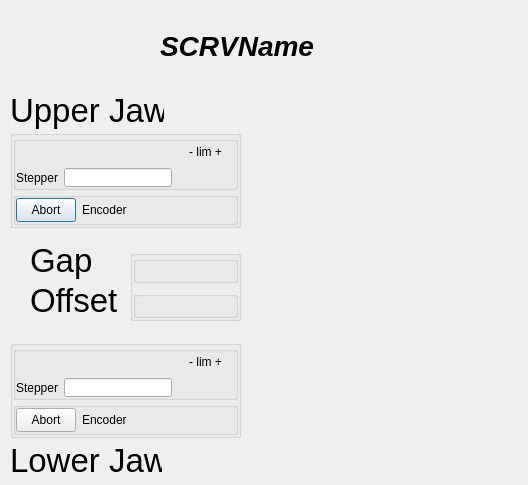
mrosanes/LTBScrapersGUI, file ui/SCRV.ui: the form before one commit.
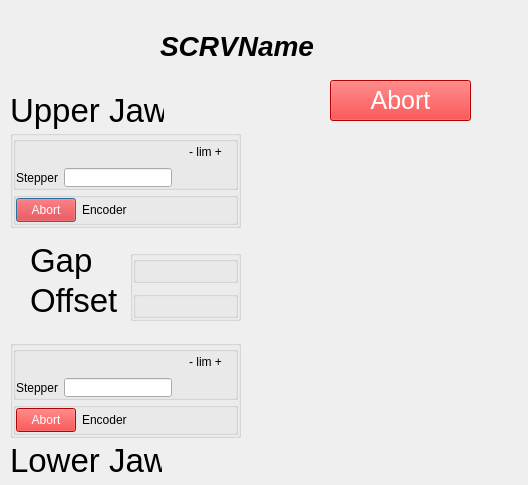
The form after the commit. Icons and pictures are not drawn. Custom widgets are drawn as their Qt base class.

Commit message: added a generic ABORT button for the two real stepper motors

```diff
--- a/ui/SCRV.ui
+++ b/ui/SCRV.ui
@@ -325,6 +325,367 @@
              <height>25</height>
             </size>
            </property>
+           <property name="palette" >
+            <palette>
+             <active>
+              <colorrole role="WindowText" >
+               <brush brushstyle="SolidPattern" >
+                <color alpha="255" >
+                 <red>0</red>
+                 <green>0</green>
+                 <blue>0</blue>
+                </color>
+               </brush>
+              </colorrole>
+              <colorrole role="Button" >
+               <brush brushstyle="SolidPattern" >
+                <color alpha="255" >
+                 <red>255</red>
+                 <green>0</green>
+                 <blue>0</blue>
+                </color>
+               </brush>
+              </colorrole>
+              <colorrole role="Light" >
+               <brush brushstyle="SolidPattern" >
+                <color alpha="255" >
+                 <red>255</red>
+                 <green>127</green>
+                 <blue>127</blue>
+                </color>
+               </brush>
+              </colorrole>
+              <colorrole role="Midlight" >
+               <brush brushstyle="SolidPattern" >
+                <color alpha="255" >
+                 <red>255</red>
+                 <green>63</green>
+                 <blue>63</blue>
+                </color>
+               </brush>
+              </colorrole>
+              <colorrole role="Dark" >
+               <brush brushstyle="SolidPattern" >
+                <color alpha="255" >
+                 <red>127</red>
+                 <green>0</green>
+                 <blue>0</blue>
+                </color>
+               </brush>
+              </colorrole>
+              <colorrole role="Mid" >
+               <brush brushstyle="SolidPattern" >
+                <color alpha="255" >
+                 <red>170</red>
+                 <green>0</green>
+                 <blue>0</blue>
+                </color>
+               </brush>
+              </colorrole>
+              <colorrole role="Text" >
+               <brush brushstyle="SolidPattern" >
+                <color alpha="255" >
+                 <red>0</red>
+                 <green>0</green>
+                 <blue>0</blue>
+                </color>
+               </brush>
+              </colorrole>
+              <colorrole role="BrightText" >
+               <brush brushstyle="SolidPattern" >
+                <color alpha="255" >
+                 <red>255</red>
+                 <green>255</green>
+                 <blue>255</blue>
+                </color>
+               </brush>
+              </colorrole>
+              <colorrole role="ButtonText" >
+               <brush brushstyle="SolidPattern" >
+                <color alpha="255" >
+                 <red>255</red>
+                 <green>255</green>
+                 <blue>255</blue>
+                </color>
+               </brush>
+              </colorrole>
+              <colorrole role="Base" >
+               <brush brushstyle="SolidPattern" >
+                <color alpha="255" >
+                 <red>255</red>
+                 <green>255</green>
+                 <blue>255</blue>
+                </color>
+               </brush>
+              </colorrole>
+              <colorrole role="Window" >
+               <brush brushstyle="SolidPattern" >
+                <color alpha="255" >
+                 <red>255</red>
+                 <green>0</green>
+                 <blue>0</blue>
+                </color>
+               </brush>
+              </colorrole>
+              <colorrole role="Shadow" >
+               <brush brushstyle="SolidPattern" >
+                <color alpha="255" >
+                 <red>0</red>
+                 <green>0</green>
+                 <blue>0</blue>
+                </color>
+               </brush>
+              </colorrole>
+              <colorrole role="AlternateBase" >
+               <brush brushstyle="SolidPattern" >
+                <color alpha="255" >
+                 <red>255</red>
+                 <green>127</green>
+                 <blue>127</blue>
+                </color>
+               </brush>
+              </colorrole>
+             </active>
+             <inactive>
+              <colorrole role="WindowText" >
+               <brush brushstyle="SolidPattern" >
+                <color alpha="255" >
+                 <red>0</red>
+                 <green>0</green>
+                 <blue>0</blue>
+                </color>
+               </brush>
+              </colorrole>
+              <colorrole role="Button" >
+               <brush brushstyle="SolidPattern" >
+                <color alpha="255" >
+                 <red>255</red>
+                 <green>0</green>
+                 <blue>0</blue>
+                </color>
+               </brush>
+              </colorrole>
+              <colorrole role="Light" >
+               <brush brushstyle="SolidPattern" >
+                <color alpha="255" >
+                 <red>255</red>
+                 <green>127</green>
+                 <blue>127</blue>
+                </color>
+               </brush>
+              </colorrole>
+              <colorrole role="Midlight" >
+               <brush brushstyle="SolidPattern" >
+                <color alpha="255" >
+                 <red>255</red>
+                 <green>63</green>
+                 <blue>63</blue>
+                </color>
+               </brush>
+              </colorrole>
+              <colorrole role="Dark" >
+               <brush brushstyle="SolidPattern" >
+                <color alpha="255" >
+                 <red>127</red>
+                 <green>0</green>
+                 <blue>0</blue>
+                </color>
+               </brush>
+              </colorrole>
+              <colorrole role="Mid" >
+               <brush brushstyle="SolidPattern" >
+                <color alpha="255" >
+                 <red>170</red>
+                 <green>0</green>
+                 <blue>0</blue>
+                </color>
+               </brush>
+              </colorrole>
+              <colorrole role="Text" >
+               <brush brushstyle="SolidPattern" >
+                <color alpha="255" >
+                 <red>0</red>
+                 <green>0</green>
+                 <blue>0</blue>
+                </color>
+               </brush>
+              </colorrole>
+              <colorrole role="BrightText" >
+               <brush brushstyle="SolidPattern" >
+                <color alpha="255" >
+                 <red>255</red>
+                 <green>255</green>
+                 <blue>255</blue>
+                </color>
+               </brush>
+              </colorrole>
+              <colorrole role="ButtonText" >
+               <brush brushstyle="SolidPattern" >
+                <color alpha="255" >
+                 <red>255</red>
+                 <green>255</green>
+                 <blue>255</blue>
+                </color>
+               </brush>
+              </colorrole>
+              <colorrole role="Base" >
+               <brush brushstyle="SolidPattern" >
+                <color alpha="255" >
+                 <red>255</red>
+                 <green>255</green>
+                 <blue>255</blue>
+                </color>
+               </brush>
+              </colorrole>
+              <colorrole role="Window" >
+               <brush brushstyle="SolidPattern" >
+                <color alpha="255" >
+                 <red>255</red>
+                 <green>0</green>
+                 <blue>0</blue>
+                </color>
+               </brush>
+              </colorrole>
+              <colorrole role="Shadow" >
+               <brush brushstyle="SolidPattern" >
+                <color alpha="255" >
+                 <red>0</red>
+                 <green>0</green>
+                 <blue>0</blue>
+                </color>
+               </brush>
+              </colorrole>
+              <colorrole role="AlternateBase" >
+               <brush brushstyle="SolidPattern" >
+                <color alpha="255" >
+                 <red>255</red>
+                 <green>127</green>
+                 <blue>127</blue>
+                </color>
+               </brush>
+              </colorrole>
+             </inactive>
+             <disabled>
+              <colorrole role="WindowText" >
+               <brush brushstyle="SolidPattern" >
+                <color alpha="255" >
+                 <red>127</red>
+                 <green>0</green>
+                 <blue>0</blue>
+                </color>
+               </brush>
+              </colorrole>
+              <colorrole role="Button" >
+               <brush brushstyle="SolidPattern" >
+                <color alpha="255" >
+                 <red>255</red>
+                 <green>0</green>
+                 <blue>0</blue>
+                </color>
+               </brush>
+              </colorrole>
+              <colorrole role="Light" >
+               <brush brushstyle="SolidPattern" >
+                <color alpha="255" >
+                 <red>255</red>
+                 <green>127</green>
+                 <blue>127</blue>
+                </color>
+               </brush>
+              </colorrole>
+              <colorrole role="Midlight" >
+               <brush brushstyle="SolidPattern" >
+                <color alpha="255" >
+                 <red>255</red>
+                 <green>63</green>
+                 <blue>63</blue>
+                </color>
+               </brush>
+              </colorrole>
+              <colorrole role="Dark" >
+               <brush brushstyle="SolidPattern" >
+                <color alpha="255" >
+                 <red>127</red>
+                 <green>0</green>
+                 <blue>0</blue>
+                </color>
+               </brush>
+              </colorrole>
+              <colorrole role="Mid" >
+               <brush brushstyle="SolidPattern" >
+                <color alpha="255" >
+                 <red>170</red>
+                 <green>0</green>
+                 <blue>0</blue>
+                </color>
+               </brush>
+              </colorrole>
+              <colorrole role="Text" >
+               <brush brushstyle="SolidPattern" >
+                <color alpha="255" >
+                 <red>127</red>
+                 <green>0</green>
+                 <blue>0</blue>
+                </color>
+               </brush>
+              </colorrole>
+              <colorrole role="BrightText" >
+               <brush brushstyle="SolidPattern" >
+                <color alpha="255" >
+                 <red>255</red>
+                 <green>255</green>
+                 <blue>255</blue>
+                </color>
+               </brush>
+              </colorrole>
+              <colorrole role="ButtonText" >
+               <brush brushstyle="SolidPattern" >
+                <color alpha="255" >
+                 <red>127</red>
+                 <green>0</green>
+                 <blue>0</blue>
+                </color>
+               </brush>
+              </colorrole>
+              <colorrole role="Base" >
+               <brush brushstyle="SolidPattern" >
+                <color alpha="255" >
+                 <red>255</red>
+                 <green>0</green>
+                 <blue>0</blue>
+                </color>
+               </brush>
+              </colorrole>
+              <colorrole role="Window" >
+               <brush brushstyle="SolidPattern" >
+                <color alpha="255" >
+                 <red>255</red>
+                 <green>0</green>
+                 <blue>0</blue>
+                </color>
+               </brush>
+              </colorrole>
+              <colorrole role="Shadow" >
+               <brush brushstyle="SolidPattern" >
+                <color alpha="255" >
+                 <red>0</red>
+                 <green>0</green>
+                 <blue>0</blue>
+                </color>
+               </brush>
+              </colorrole>
+              <colorrole role="AlternateBase" >
+               <brush brushstyle="SolidPattern" >
+                <color alpha="255" >
+                 <red>255</red>
+                 <green>0</green>
+                 <blue>0</blue>
+                </color>
+               </brush>
+              </colorrole>
+             </disabled>
+            </palette>
+           </property>
            <property name="text" >
             <string>Abort</string>
            </property>
@@ -787,6 +1148,367 @@
              <height>25</height>
             </size>
            </property>
+           <property name="palette" >
+            <palette>
+             <active>
+              <colorrole role="WindowText" >
+               <brush brushstyle="SolidPattern" >
+                <color alpha="255" >
+                 <red>0</red>
+                 <green>0</green>
+                 <blue>0</blue>
+                </color>
+               </brush>
+              </colorrole>
+              <colorrole role="Button" >
+               <brush brushstyle="SolidPattern" >
+                <color alpha="255" >
+                 <red>255</red>
+                 <green>0</green>
+                 <blue>0</blue>
+                </color>
+               </brush>
+              </colorrole>
+              <colorrole role="Light" >
+               <brush brushstyle="SolidPattern" >
+                <color alpha="255" >
+                 <red>255</red>
+                 <green>127</green>
+                 <blue>127</blue>
+                </color>
+               </brush>
+              </colorrole>
+              <colorrole role="Midlight" >
+               <brush brushstyle="SolidPattern" >
+                <color alpha="255" >
+                 <red>255</red>
+                 <green>63</green>
+                 <blue>63</blue>
+                </color>
+               </brush>
+              </colorrole>
+              <colorrole role="Dark" >
+               <brush brushstyle="SolidPattern" >
+                <color alpha="255" >
+                 <red>127</red>
+                 <green>0</green>
+                 <blue>0</blue>
+                </color>
+               </brush>
+              </colorrole>
+              <colorrole role="Mid" >
+               <brush brushstyle="SolidPattern" >
+                <color alpha="255" >
+                 <red>170</red>
+                 <green>0</green>
+                 <blue>0</blue>
+                </color>
+               </brush>
+              </colorrole>
+              <colorrole role="Text" >
+               <brush brushstyle="SolidPattern" >
+                <color alpha="255" >
+                 <red>0</red>
+                 <green>0</green>
+                 <blue>0</blue>
+                </color>
+               </brush>
+              </colorrole>
+              <colorrole role="BrightText" >
+               <brush brushstyle="SolidPattern" >
+                <color alpha="255" >
+                 <red>255</red>
+                 <green>255</green>
+                 <blue>255</blue>
+                </color>
+               </brush>
+              </colorrole>
+              <colorrole role="ButtonText" >
+               <brush brushstyle="SolidPattern" >
+                <color alpha="255" >
+                 <red>255</red>
+                 <green>255</green>
+                 <blue>255</blue>
+                </color>
+               </brush>
+              </colorrole>
+              <colorrole role="Base" >
+               <brush brushstyle="SolidPattern" >
+                <color alpha="255" >
+                 <red>255</red>
+                 <green>255</green>
+                 <blue>255</blue>
+                </color>
+               </brush>
+              </colorrole>
+              <colorrole role="Window" >
+               <brush brushstyle="SolidPattern" >
+                <color alpha="255" >
+                 <red>255</red>
+                 <green>0</green>
+                 <blue>0</blue>
+                </color>
+               </brush>
+              </colorrole>
+              <colorrole role="Shadow" >
+               <brush brushstyle="SolidPattern" >
+                <color alpha="255" >
+                 <red>0</red>
+                 <green>0</green>
+                 <blue>0</blue>
+                </color>
+               </brush>
+              </colorrole>
+              <colorrole role="AlternateBase" >
+               <brush brushstyle="SolidPattern" >
+                <color alpha="255" >
+                 <red>255</red>
+                 <green>127</green>
+                 <blue>127</blue>
+                </color>
+               </brush>
+              </colorrole>
+             </active>
+             <inactive>
+              <colorrole role="WindowText" >
+               <brush brushstyle="SolidPattern" >
+                <color alpha="255" >
+                 <red>0</red>
+                 <green>0</green>
+                 <blue>0</blue>
+                </color>
+               </brush>
+              </colorrole>
+              <colorrole role="Button" >
+               <brush brushstyle="SolidPattern" >
+                <color alpha="255" >
+                 <red>255</red>
+                 <green>0</green>
+                 <blue>0</blue>
+                </color>
+               </brush>
+              </colorrole>
+              <colorrole role="Light" >
+               <brush brushstyle="SolidPattern" >
+                <color alpha="255" >
+                 <red>255</red>
+                 <green>127</green>
+                 <blue>127</blue>
+                </color>
+               </brush>
+              </colorrole>
+              <colorrole role="Midlight" >
+               <brush brushstyle="SolidPattern" >
+                <color alpha="255" >
+                 <red>255</red>
+                 <green>63</green>
+                 <blue>63</blue>
+                </color>
+               </brush>
+              </colorrole>
+              <colorrole role="Dark" >
+               <brush brushstyle="SolidPattern" >
+                <color alpha="255" >
+                 <red>127</red>
+                 <green>0</green>
+                 <blue>0</blue>
+                </color>
+               </brush>
+              </colorrole>
+              <colorrole role="Mid" >
+               <brush brushstyle="SolidPattern" >
+                <color alpha="255" >
+                 <red>170</red>
+                 <green>0</green>
+                 <blue>0</blue>
+                </color>
+               </brush>
+              </colorrole>
+              <colorrole role="Text" >
+               <brush brushstyle="SolidPattern" >
+                <color alpha="255" >
+                 <red>0</red>
+                 <green>0</green>
+                 <blue>0</blue>
+                </color>
+               </brush>
+              </colorrole>
+              <colorrole role="BrightText" >
+               <brush brushstyle="SolidPattern" >
+                <color alpha="255" >
+                 <red>255</red>
+                 <green>255</green>
+                 <blue>255</blue>
+                </color>
+               </brush>
+              </colorrole>
+              <colorrole role="ButtonText" >
+               <brush brushstyle="SolidPattern" >
+                <color alpha="255" >
+                 <red>255</red>
+                 <green>255</green>
+                 <blue>255</blue>
+                </color>
+               </brush>
+              </colorrole>
+              <colorrole role="Base" >
+               <brush brushstyle="SolidPattern" >
+                <color alpha="255" >
+                 <red>255</red>
+                 <green>255</green>
+                 <blue>255</blue>
+                </color>
+               </brush>
+              </colorrole>
+              <colorrole role="Window" >
+               <brush brushstyle="SolidPattern" >
+                <color alpha="255" >
+                 <red>255</red>
+                 <green>0</green>
+                 <blue>0</blue>
+                </color>
+               </brush>
+              </colorrole>
+              <colorrole role="Shadow" >
+               <brush brushstyle="SolidPattern" >
+                <color alpha="255" >
+                 <red>0</red>
+                 <green>0</green>
+                 <blue>0</blue>
+                </color>
+               </brush>
+              </colorrole>
+              <colorrole role="AlternateBase" >
+               <brush brushstyle="SolidPattern" >
+                <color alpha="255" >
+                 <red>255</red>
+                 <green>127</green>
+                 <blue>127</blue>
+                </color>
+               </brush>
+              </colorrole>
+             </inactive>
+             <disabled>
+              <colorrole role="WindowText" >
+               <brush brushstyle="SolidPattern" >
+                <color alpha="255" >
+                 <red>127</red>
+                 <green>0</green>
+                 <blue>0</blue>
+                </color>
+               </brush>
+              </colorrole>
+              <colorrole role="Button" >
+               <brush brushstyle="SolidPattern" >
+                <color alpha="255" >
+                 <red>255</red>
+                 <green>0</green>
+                 <blue>0</blue>
+                </color>
+               </brush>
+              </colorrole>
+              <colorrole role="Light" >
+               <brush brushstyle="SolidPattern" >
+                <color alpha="255" >
+                 <red>255</red>
+                 <green>127</green>
+                 <blue>127</blue>
+                </color>
+               </brush>
+              </colorrole>
+              <colorrole role="Midlight" >
+               <brush brushstyle="SolidPattern" >
+                <color alpha="255" >
+                 <red>255</red>
+                 <green>63</green>
+                 <blue>63</blue>
+                </color>
+               </brush>
+              </colorrole>
+              <colorrole role="Dark" >
+               <brush brushstyle="SolidPattern" >
+                <color alpha="255" >
+                 <red>127</red>
+                 <green>0</green>
+                 <blue>0</blue>
+                </color>
+               </brush>
+              </colorrole>
+              <colorrole role="Mid" >
+               <brush brushstyle="SolidPattern" >
+                <color alpha="255" >
+                 <red>170</red>
+                 <green>0</green>
+                 <blue>0</blue>
+                </color>
+               </brush>
+              </colorrole>
+              <colorrole role="Text" >
+               <brush brushstyle="SolidPattern" >
+                <color alpha="255" >
+                 <red>127</red>
+                 <green>0</green>
+                 <blue>0</blue>
+                </color>
+               </brush>
+              </colorrole>
+              <colorrole role="BrightText" >
+               <brush brushstyle="SolidPattern" >
+                <color alpha="255" >
+                 <red>255</red>
+                 <green>255</green>
+                 <blue>255</blue>
+                </color>
+               </brush>
+              </colorrole>
+              <colorrole role="ButtonText" >
+               <brush brushstyle="SolidPattern" >
+                <color alpha="255" >
+                 <red>127</red>
+                 <green>0</green>
+                 <blue>0</blue>
+                </color>
+               </brush>
+              </colorrole>
+              <colorrole role="Base" >
+               <brush brushstyle="SolidPattern" >
+                <color alpha="255" >
+                 <red>255</red>
+                 <green>0</green>
+                 <blue>0</blue>
+                </color>
+               </brush>
+              </colorrole>
+              <colorrole role="Window" >
+               <brush brushstyle="SolidPattern" >
+                <color alpha="255" >
+                 <red>255</red>
+                 <green>0</green>
+                 <blue>0</blue>
+                </color>
+               </brush>
+              </colorrole>
+              <colorrole role="Shadow" >
+               <brush brushstyle="SolidPattern" >
+                <color alpha="255" >
+                 <red>0</red>
+                 <green>0</green>
+                 <blue>0</blue>
+                </color>
+               </brush>
+              </colorrole>
+              <colorrole role="AlternateBase" >
+               <brush brushstyle="SolidPattern" >
+                <color alpha="255" >
+                 <red>255</red>
+                 <green>0</green>
+                 <blue>0</blue>
+                </color>
+               </brush>
+              </colorrole>
+             </disabled>
+            </palette>
+           </property>
            <property name="text" >
             <string>Abort</string>
            </property>
@@ -880,6 +1602,391 @@
     <string>Offset</string>
    </property>
   </widget>
+  <widget class="QPushButton" name="abort" >
+   <property name="geometry" >
+    <rect>
+     <x>330</x>
+     <y>80</y>
+     <width>141</width>
+     <height>41</height>
+    </rect>
+   </property>
+   <property name="sizePolicy" >
+    <sizepolicy vsizetype="Minimum" hsizetype="Minimum" >
+     <horstretch>0</horstretch>
+     <verstretch>0</verstretch>
+    </sizepolicy>
+   </property>
+   <property name="palette" >
+    <palette>
+     <active>
+      <colorrole role="WindowText" >
+       <brush brushstyle="SolidPattern" >
+        <color alpha="255" >
+         <red>0</red>
+         <green>0</green>
+         <blue>0</blue>
+        </color>
+       </brush>
+      </colorrole>
+      <colorrole role="Button" >
+       <brush brushstyle="SolidPattern" >
+        <color alpha="255" >
+         <red>255</red>
+         <green>0</green>
+         <blue>0</blue>
+        </color>
+       </brush>
+      </colorrole>
+      <colorrole role="Light" >
+       <brush brushstyle="SolidPattern" >
+        <color alpha="255" >
+         <red>255</red>
+         <green>127</green>
+         <blue>127</blue>
+        </color>
+       </brush>
+      </colorrole>
+      <colorrole role="Midlight" >
+       <brush brushstyle="SolidPattern" >
+        <color alpha="255" >
+         <red>255</red>
+         <green>63</green>
+         <blue>63</blue>
+        </color>
+       </brush>
+      </colorrole>
+      <colorrole role="Dark" >
+       <brush brushstyle="SolidPattern" >
+        <color alpha="255" >
+         <red>127</red>
+         <green>0</green>
+         <blue>0</blue>
+        </color>
+       </brush>
+      </colorrole>
+      <colorrole role="Mid" >
+       <brush brushstyle="SolidPattern" >
+        <color alpha="255" >
+         <red>170</red>
+         <green>0</green>
+         <blue>0</blue>
+        </color>
+       </brush>
+      </colorrole>
+      <colorrole role="Text" >
+       <brush brushstyle="SolidPattern" >
+        <color alpha="255" >
+         <red>0</red>
+         <green>0</green>
+         <blue>0</blue>
+        </color>
+       </brush>
+      </colorrole>
+      <colorrole role="BrightText" >
+       <brush brushstyle="SolidPattern" >
+        <color alpha="255" >
+         <red>255</red>
+         <green>255</green>
+         <blue>255</blue>
+        </color>
+       </brush>
+      </colorrole>
+      <colorrole role="ButtonText" >
+       <brush brushstyle="SolidPattern" >
+        <color alpha="255" >
+         <red>255</red>
+         <green>255</green>
+         <blue>255</blue>
+        </color>
+       </brush>
+      </colorrole>
+      <colorrole role="Base" >
+       <brush brushstyle="SolidPattern" >
+        <color alpha="255" >
+         <red>255</red>
+         <green>255</green>
+         <blue>255</blue>
+        </color>
+       </brush>
+      </colorrole>
+      <colorrole role="Window" >
+       <brush brushstyle="SolidPattern" >
+        <color alpha="255" >
+         <red>255</red>
+         <green>0</green>
+         <blue>0</blue>
+        </color>
+       </brush>
+      </colorrole>
+      <colorrole role="Shadow" >
+       <brush brushstyle="SolidPattern" >
+        <color alpha="255" >
+         <red>0</red>
+         <green>0</green>
+         <blue>0</blue>
+        </color>
+       </brush>
+      </colorrole>
+      <colorrole role="AlternateBase" >
+       <brush brushstyle="SolidPattern" >
+        <color alpha="255" >
+         <red>255</red>
+         <green>127</green>
+         <blue>127</blue>
+        </color>
+       </brush>
+      </colorrole>
+     </active>
+     <inactive>
+      <colorrole role="WindowText" >
+       <brush brushstyle="SolidPattern" >
+        <color alpha="255" >
+         <red>0</red>
+         <green>0</green>
+         <blue>0</blue>
+        </color>
+       </brush>
+      </colorrole>
+      <colorrole role="Button" >
+       <brush brushstyle="SolidPattern" >
+        <color alpha="255" >
+         <red>255</red>
+         <green>0</green>
+         <blue>0</blue>
+        </color>
+       </brush>
+      </colorrole>
+      <colorrole role="Light" >
+       <brush brushstyle="SolidPattern" >
+        <color alpha="255" >
+         <red>255</red>
+         <green>127</green>
+         <blue>127</blue>
+        </color>
+       </brush>
+      </colorrole>
+      <colorrole role="Midlight" >
+       <brush brushstyle="SolidPattern" >
+        <color alpha="255" >
+         <red>255</red>
+         <green>63</green>
+         <blue>63</blue>
+        </color>
+       </brush>
+      </colorrole>
+      <colorrole role="Dark" >
+       <brush brushstyle="SolidPattern" >
+        <color alpha="255" >
+         <red>127</red>
+         <green>0</green>
+         <blue>0</blue>
+        </color>
+       </brush>
+      </colorrole>
+      <colorrole role="Mid" >
+       <brush brushstyle="SolidPattern" >
+        <color alpha="255" >
+         <red>170</red>
+         <green>0</green>
+         <blue>0</blue>
+        </color>
+       </brush>
+      </colorrole>
+      <colorrole role="Text" >
+       <brush brushstyle="SolidPattern" >
+        <color alpha="255" >
+         <red>0</red>
+         <green>0</green>
+         <blue>0</blue>
+        </color>
+       </brush>
+      </colorrole>
+      <colorrole role="BrightText" >
+       <brush brushstyle="SolidPattern" >
+        <color alpha="255" >
+         <red>255</red>
+         <green>255</green>
+         <blue>255</blue>
+        </color>
+       </brush>
+      </colorrole>
+      <colorrole role="ButtonText" >
+       <brush brushstyle="SolidPattern" >
+        <color alpha="255" >
+         <red>255</red>
+         <green>255</green>
+         <blue>255</blue>
+        </color>
+       </brush>
+      </colorrole>
+      <colorrole role="Base" >
+       <brush brushstyle="SolidPattern" >
+        <color alpha="255" >
+         <red>255</red>
+         <green>255</green>
+         <blue>255</blue>
+        </color>
+       </brush>
+      </colorrole>
+      <colorrole role="Window" >
+       <brush brushstyle="SolidPattern" >
+        <color alpha="255" >
+         <red>255</red>
+         <green>0</green>
+         <blue>0</blue>
+        </color>
+       </brush>
+      </colorrole>
+      <colorrole role="Shadow" >
+       <brush brushstyle="SolidPattern" >
+        <color alpha="255" >
+         <red>0</red>
+         <green>0</green>
+         <blue>0</blue>
+        </color>
+       </brush>
+      </colorrole>
+      <colorrole role="AlternateBase" >
+       <brush brushstyle="SolidPattern" >
+        <color alpha="255" >
+         <red>255</red>
+         <green>127</green>
+         <blue>127</blue>
+        </color>
+       </brush>
+      </colorrole>
+     </inactive>
+     <disabled>
+      <colorrole role="WindowText" >
+       <brush brushstyle="SolidPattern" >
+        <color alpha="255" >
+         <red>127</red>
+         <green>0</green>
+         <blue>0</blue>
+        </color>
+       </brush>
+      </colorrole>
+      <colorrole role="Button" >
+       <brush brushstyle="SolidPattern" >
+        <color alpha="255" >
+         <red>255</red>
+         <green>0</green>
+         <blue>0</blue>
+        </color>
+       </brush>
+      </colorrole>
+      <colorrole role="Light" >
+       <brush brushstyle="SolidPattern" >
+        <color alpha="255" >
+         <red>255</red>
+         <green>127</green>
+         <blue>127</blue>
+        </color>
+       </brush>
+      </colorrole>
+      <colorrole role="Midlight" >
+       <brush brushstyle="SolidPattern" >
+        <color alpha="255" >
+         <red>255</red>
+         <green>63</green>
+         <blue>63</blue>
+        </color>
+       </brush>
+      </colorrole>
+      <colorrole role="Dark" >
+       <brush brushstyle="SolidPattern" >
+        <color alpha="255" >
+         <red>127</red>
+         <green>0</green>
+         <blue>0</blue>
+        </color>
+       </brush>
+      </colorrole>
+      <colorrole role="Mid" >
+       <brush brushstyle="SolidPattern" >
+        <color alpha="255" >
+         <red>170</red>
+         <green>0</green>
+         <blue>0</blue>
+        </color>
+       </brush>
+      </colorrole>
+      <colorrole role="Text" >
+       <brush brushstyle="SolidPattern" >
+        <color alpha="255" >
+         <red>127</red>
+         <green>0</green>
+         <blue>0</blue>
+        </color>
+       </brush>
+      </colorrole>
+      <colorrole role="BrightText" >
+       <brush brushstyle="SolidPattern" >
+        <color alpha="255" >
+         <red>255</red>
+         <green>255</green>
+         <blue>255</blue>
+        </color>
+       </brush>
+      </colorrole>
+      <colorrole role="ButtonText" >
+       <brush brushstyle="SolidPattern" >
+        <color alpha="255" >
+         <red>127</red>
+         <green>0</green>
+         <blue>0</blue>
+        </color>
+       </brush>
+      </colorrole>
+      <colorrole role="Base" >
+       <brush brushstyle="SolidPattern" >
+        <color alpha="255" >
+         <red>255</red>
+         <green>0</green>
+         <blue>0</blue>
+        </color>
+       </brush>
+      </colorrole>
+      <colorrole role="Window" >
+       <brush brushstyle="SolidPattern" >
+        <color alpha="255" >
+         <red>255</red>
+         <green>0</green>
+         <blue>0</blue>
+        </color>
+       </brush>
+      </colorrole>
+      <colorrole role="Shadow" >
+       <brush brushstyle="SolidPattern" >
+        <color alpha="255" >
+         <red>0</red>
+         <green>0</green>
+         <blue>0</blue>
+        </color>
+       </brush>
+      </colorrole>
+      <colorrole role="AlternateBase" >
+       <brush brushstyle="SolidPattern" >
+        <color alpha="255" >
+         <red>255</red>
+         <green>0</green>
+         <blue>0</blue>
+        </color>
+       </brush>
+      </colorrole>
+     </disabled>
+    </palette>
+   </property>
+   <property name="font" >
+    <font>
+     <pointsize>19</pointsize>
+    </font>
+   </property>
+   <property name="text" >
+    <string>Abort</string>
+   </property>
+  </widget>
  </widget>
  <customwidgets>
   <customwidget>
```
Left out of the diff: 1 changed line with no effect on the pictures. The commit also changes 7 other files.
